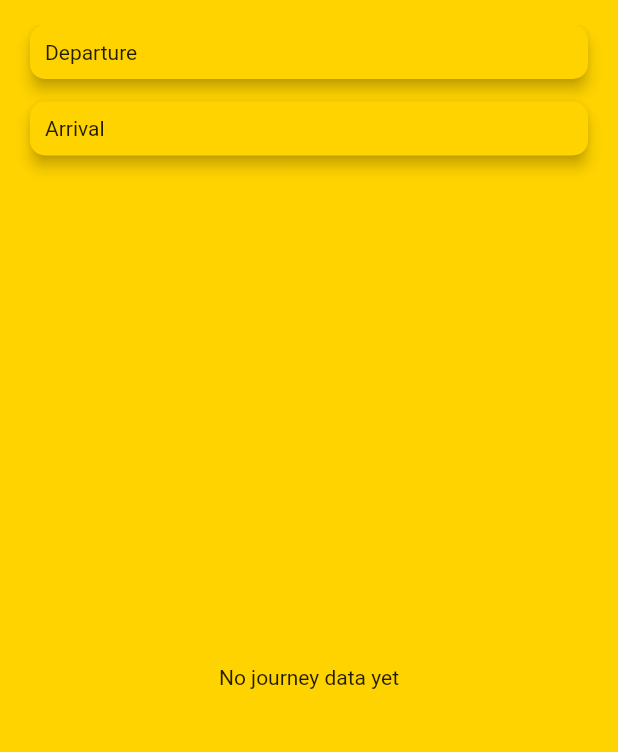
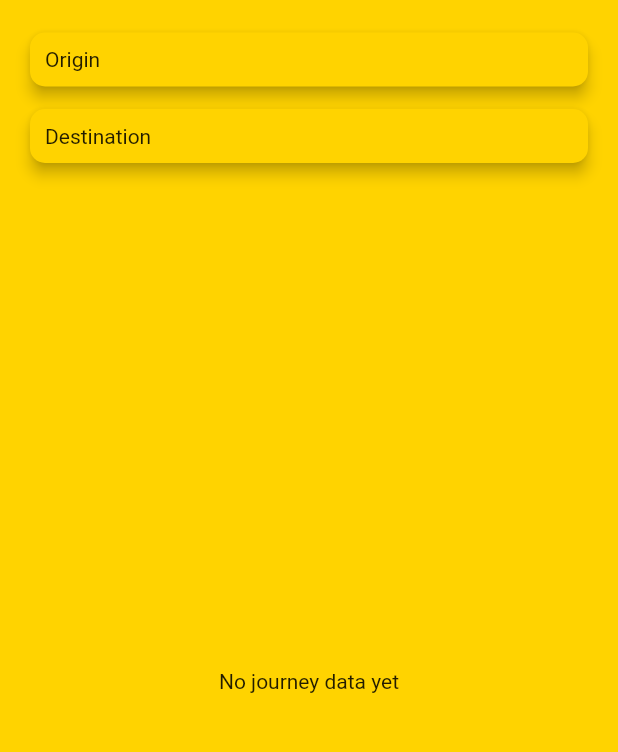
Before and after one commit to mjohnsullivan/berlin_transport, a Flutter app: the BerlinTransportPage screen opened directly, on a phone screen of 412 x 824 dp, the part 59-811 px from its top. Run offline on Flutter 3.47's test engine with Material 2 defaults, Android fonts, the phone set to English and light mode, and no system bars; our stand-ins replace flare_flutter; Roboto replaces fonts that are missing (Montserrat).

Commit message:
Added cached data support to offline

```diff
--- a/lib/data/api.dart
+++ b/lib/data/api.dart
@@ -68,7 +68,7 @@ Future<List<Place>> locations(String query) async {
   final url = urlPrefix +
       '/locations?query=$query' +
       '&stationLines=true' +
-      '&results=50';
+      '&results=10';
   final body = await _fetchData(url);
   return (json.decode(body) as List)
       .map<Place>((p) => Place.fromJson(p))
--- a/lib/data/localization.dart
+++ b/lib/data/localization.dart
@@ -18,8 +18,8 @@ class AppLocalizations {
       'title': 'Berlin Transport App',
       'search': 'Search',
       'searching_message': 'searching ...',
-      'departure': 'Departure',
-      'arrival': 'Arrival',
+      'origin': 'Origin',
+      'destination': 'Destination',
       'searchHintText': 'Please enter a search term',
       'offline': 'offline',
       'preferences': 'Preferences',
@@ -33,8 +33,8 @@ class AppLocalizations {
       'title': 'Berliner Verkehr App',
       'search': 'Suche',
       'searching_message': 'suche ...',
-      'departure': 'Abfahrt',
-      'arrival': 'Ankunft',
+      'origin': 'Ursprung',
+      'destination': 'Ziel',
       'searchHintText': 'Bitte geben Sie einen Suchbegriff ein',
       'offline': 'offline',
       'preferences': 'Vorlieben',
@@ -50,8 +50,9 @@ class AppLocalizations {
   String get search => _localizedValues[locale.languageCode]['search'];
   String get searchMessage =>
       _localizedValues[locale.languageCode]['searching_message'];
-  String get departure => _localizedValues[locale.languageCode]['departure'];
-  String get arrival => _localizedValues[locale.languageCode]['arrival'];
+  String get origin => _localizedValues[locale.languageCode]['origin'];
+  String get destination =>
+      _localizedValues[locale.languageCode]['destination'];
   String get searchHintText =>
       _localizedValues[locale.languageCode]['searchHintText'];
   String get offline => _localizedValues[locale.languageCode]['offline'];
--- a/lib/data/models.dart
+++ b/lib/data/models.dart
@@ -9,9 +9,18 @@ import 'package:flutter/foundation.dart';
 
 import 'package:berlin_transport/data/data.dart';
 import 'package:berlin_transport/data/api.dart' as api;
+import 'package:berlin_transport/data/cache.dart' as cache;
 
 /// Journey data
 class JourneyNotifier with ChangeNotifier {
+  // Cache flag
+  var _useCache = false;
+  bool get useCache => _useCache;
+  set useCache(bool val) {
+    _useCache = val;
+    notifyListeners();
+  }
+
   // Depature data
   Place _departure;
   Place get departure => _departure;
@@ -35,22 +44,27 @@ class JourneyNotifier with ChangeNotifier {
   List<Journey> get journeys => _journeys;
   void _fetchJourneys() async {
     if (_departure != null && _arrival != null) {
-      _journeys = await api.journey(_departure.id, _arrival.id);
+      _journeys = await _loadJourneys(_departure.id, _arrival.id, useCache);
       notifyListeners();
     }
   }
+
+  // Search results data
+  List<Place> _placeSearchResults;
+  List<Place> get searchResults => _placeSearchResults;
+  Future<List<Place>> searchPlaces(String query) async {
+    _placeSearchResults = await _loadLocations(query, useCache, searchType);
+    return _placeSearchResults;
+  }
+
+  // Search type
+  SearchType searchType;
 }
+
+enum SearchType { origin, destination }
 
 /// Preferences
 class PrefsNotifier with ChangeNotifier {
-  // Offline
-  bool _offline = false;
-  bool get offline => _offline;
-  set offline(bool value) {
-    _offline = offline;
-    notifyListeners();
-  }
-
   // Locale
   static const Map<int, Locale> supportedLanguages = {
     0: const Locale('en'),
@@ -87,3 +101,20 @@ class AppStateNotifier with ChangeNotifier {
     notifyListeners();
   }
 }
+
+/// Manage loading locations
+Future<List<Place>> _loadLocations(
+  String query,
+  bool fromCache,
+  SearchType locationType,
+) =>
+    fromCache
+        ? (locationType == SearchType.origin
+            ? cache.locationOrigin
+            : cache.locationDestination)
+        : api.locations(query);
+
+/// Manage loading journeys
+Future<List<Journey>> _loadJourneys(String originId, String destinationId,
+        [bool fromCache = false]) =>
+    fromCache ? cache.journey : api.journey(originId, destinationId);
--- a/lib/main.dart
+++ b/lib/main.dart
@@ -81,9 +81,10 @@ class BerlinTransportPage extends StatelessWidget {
       ),
       body: Column(
         children: [
-          Departure(),
+          SizedBox(height: 5),
+          Origin(),
           SizedBox(height: 15),
-          Arrival(),
+          Destination(),
           SizedBox(height: 15),
           Expanded(
             child: JourneyPanel(),
@@ -94,33 +95,33 @@ class BerlinTransportPage extends StatelessWidget {
   }
 }
 
-class Departure extends StatelessWidget {
+class Origin extends StatelessWidget {
   @override
   Widget build(BuildContext context) {
     final notifier = Provider.of<JourneyNotifier>(context);
     return GestureDetector(
-      child: notifier.departure != null
-          ? EmbossedText(notifier.departure.name)
-          : EmbossedText(AppLocalizations.of(context).departure),
-      onTap: () => showPlacesSearch(context).then(
-            (place) => notifier.departure = place,
-          ),
-    );
+        child: notifier.departure != null
+            ? EmbossedText(notifier.departure.name)
+            : EmbossedText(AppLocalizations.of(context).origin),
+        onTap: () {
+          notifier.searchType = SearchType.origin;
+          showPlacesSearch(context).then((place) => notifier.departure = place);
+        });
   }
 }
 
-class Arrival extends StatelessWidget {
+class Destination extends StatelessWidget {
   @override
   Widget build(BuildContext context) {
     final notifier = Provider.of<JourneyNotifier>(context);
     return GestureDetector(
-      child: notifier.arrival != null
-          ? EmbossedText(notifier.arrival.name)
-          : EmbossedText(AppLocalizations.of(context).arrival),
-      onTap: () => showPlacesSearch(context).then(
-            (place) => notifier.arrival = place,
-          ),
-    );
+        child: notifier.arrival != null
+            ? EmbossedText(notifier.arrival.name)
+            : EmbossedText(AppLocalizations.of(context).destination),
+        onTap: () {
+          notifier.searchType = SearchType.destination;
+          showPlacesSearch(context).then((place) => notifier.arrival = place);
+        });
   }
 }
 
```
Also changed, not shown: assets/destination.json (added, +19 -0 lines), assets/journey.json (+45 -45 lines), assets/origin.json (added, +19 -0 lines), lib/data/cache.dart (added, +51 -0 lines), lib/widgets/prefs.dart (+3 -4 lines), lib/widgets/search.dart (+6 -4 lines), pubspec.yaml (+8 -2 lines), assets/location_destination.json (renamed from assets/location_alexanderplatz.json), assets/location_origin.json (renamed from assets/location_messe_sud.json).
